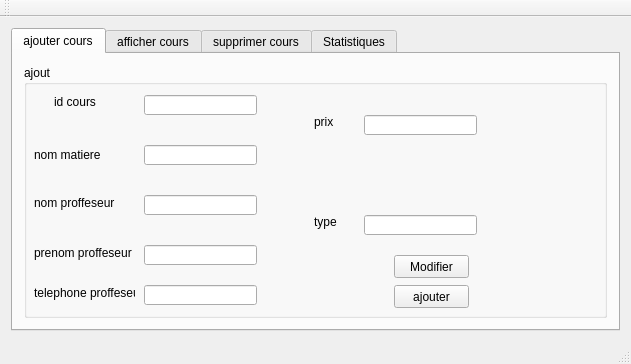
Qt form Desktop/Atelier_Connexion/mainwindow.ui (ghaith450/smart-parental-monitoring-system) before a commit.
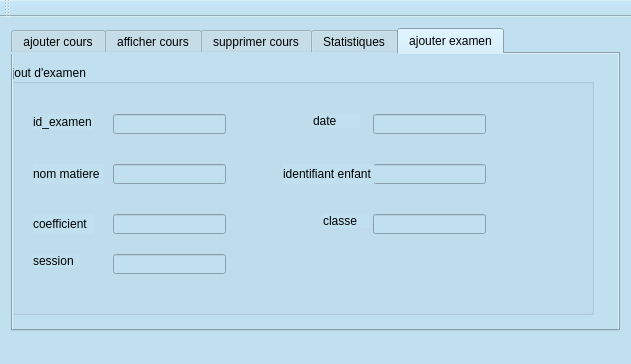
The same form after that commit. The open tabs and pages were chosen to show the change.

What changed in the file:
```diff
--- a/Desktop/Atelier_Connexion/mainwindow.ui
+++ b/Desktop/Atelier_Connexion/mainwindow.ui
@@ -13,6 +13,29 @@
   <property name="windowTitle">
    <string>Gestion des Clients</string>
   </property>
+  <property name="styleSheet">
+   <string notr="true">QWidget {
+    background-color: #C0DFEF;
+    
+}
+QTableView{border: 6px solid #aa0000; /*other code about padding background stc*/ ;}
+QHeaderView::section {
+    background-color: #aaaa7f;
+    padding: 4px;
+    border: 1px solid #fffff8;
+    font-size: 8pt;
+}
+
+QTableWidget {
+    gridline-color: #ff4842;
+    font-size: 9pt;
+}
+
+QTableWidget QTableCornerButton::section {
+    background-color: #ff4842;
+    border: 1px solid #fffff8;
+}</string>
+  </property>
   <widget class="QWidget" name="centralWidget">
    <layout class="QHBoxLayout" name="horizontalLayout">
     <item>
@@ -389,6 +412,188 @@
         </property>
        </widget>
       </widget>
+      <widget class="QWidget" name="tab_4">
+       <attribute name="title">
+        <string>ajouter examen</string>
+       </attribute>
+       <widget class="QGroupBox" name="groupBox">
+        <property name="geometry">
+         <rect>
+          <x>-10</x>
+          <y>10</y>
+          <width>591</width>
+          <height>251</height>
+         </rect>
+        </property>
+        <property name="title">
+         <string>ajout d'examen</string>
+        </property>
+        <widget class="QLineEdit" name="lineEdit_3">
+         <property name="geometry">
+          <rect>
+           <x>110</x>
+           <y>50</y>
+           <width>113</width>
+           <height>20</height>
+          </rect>
+         </property>
+        </widget>
+        <widget class="QLineEdit" name="lineEdit_4">
+         <property name="geometry">
+          <rect>
+           <x>110</x>
+           <y>100</y>
+           <width>113</width>
+           <height>20</height>
+          </rect>
+         </property>
+        </widget>
+        <widget class="QLineEdit" name="lineEdit_5">
+         <property name="geometry">
+          <rect>
+           <x>110</x>
+           <y>150</y>
+           <width>113</width>
+           <height>20</height>
+          </rect>
+         </property>
+         <property name="text">
+          <string/>
+         </property>
+        </widget>
+        <widget class="QLineEdit" name="lineEdit_6">
+         <property name="geometry">
+          <rect>
+           <x>370</x>
+           <y>50</y>
+           <width>113</width>
+           <height>20</height>
+          </rect>
+         </property>
+        </widget>
+        <widget class="QLineEdit" name="lineEdit_7">
+         <property name="geometry">
+          <rect>
+           <x>370</x>
+           <y>100</y>
+           <width>113</width>
+           <height>20</height>
+          </rect>
+         </property>
+        </widget>
+        <widget class="QLineEdit" name="lineEdit_8">
+         <property name="geometry">
+          <rect>
+           <x>370</x>
+           <y>150</y>
+           <width>113</width>
+           <height>20</height>
+          </rect>
+         </property>
+        </widget>
+        <widget class="QLabel" name="label">
+         <property name="geometry">
+          <rect>
+           <x>30</x>
+           <y>50</y>
+           <width>61</width>
+           <height>16</height>
+          </rect>
+         </property>
+         <property name="text">
+          <string>id_examen</string>
+         </property>
+        </widget>
+        <widget class="QLabel" name="label_2">
+         <property name="geometry">
+          <rect>
+           <x>30</x>
+           <y>100</y>
+           <width>71</width>
+           <height>20</height>
+          </rect>
+         </property>
+         <property name="text">
+          <string>nom matiere</string>
+         </property>
+        </widget>
+        <widget class="QLabel" name="label_3">
+         <property name="geometry">
+          <rect>
+           <x>30</x>
+           <y>150</y>
+           <width>61</width>
+           <height>20</height>
+          </rect>
+         </property>
+         <property name="text">
+          <string>coefficient</string>
+         </property>
+        </widget>
+        <widget class="QLabel" name="label_4">
+         <property name="geometry">
+          <rect>
+           <x>310</x>
+           <y>50</y>
+           <width>47</width>
+           <height>14</height>
+          </rect>
+         </property>
+         <property name="text">
+          <string>date</string>
+         </property>
+        </widget>
+        <widget class="QLabel" name="label_5">
+         <property name="geometry">
+          <rect>
+           <x>280</x>
+           <y>100</y>
+           <width>91</width>
+           <height>20</height>
+          </rect>
+         </property>
+         <property name="text">
+          <string>identifiant enfant</string>
+         </property>
+        </widget>
+        <widget class="QLabel" name="label_6">
+         <property name="geometry">
+          <rect>
+           <x>320</x>
+           <y>150</y>
+           <width>47</width>
+           <height>14</height>
+          </rect>
+         </property>
+         <property name="text">
+          <string>classe</string>
+         </property>
+        </widget>
+        <widget class="QLineEdit" name="lineEdit_9">
+         <property name="geometry">
+          <rect>
+           <x>110</x>
+           <y>190</y>
+           <width>113</width>
+           <height>20</height>
+          </rect>
+         </property>
+        </widget>
+        <widget class="QLabel" name="label_7">
+         <property name="geometry">
+          <rect>
+           <x>30</x>
+           <y>190</y>
+           <width>47</width>
+           <height>14</height>
+          </rect>
+         </property>
+         <property name="text">
+          <string>session</string>
+         </property>
+        </widget>
+       </widget>
+      </widget>
      </widget>
     </item>
    </layout>
```
